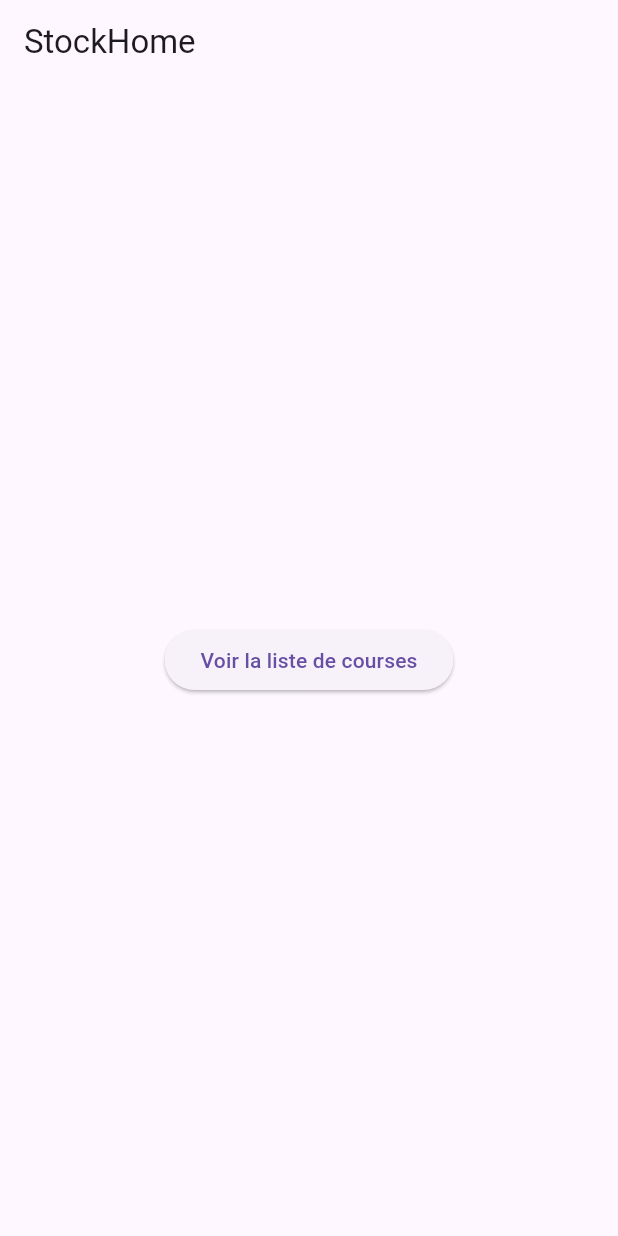
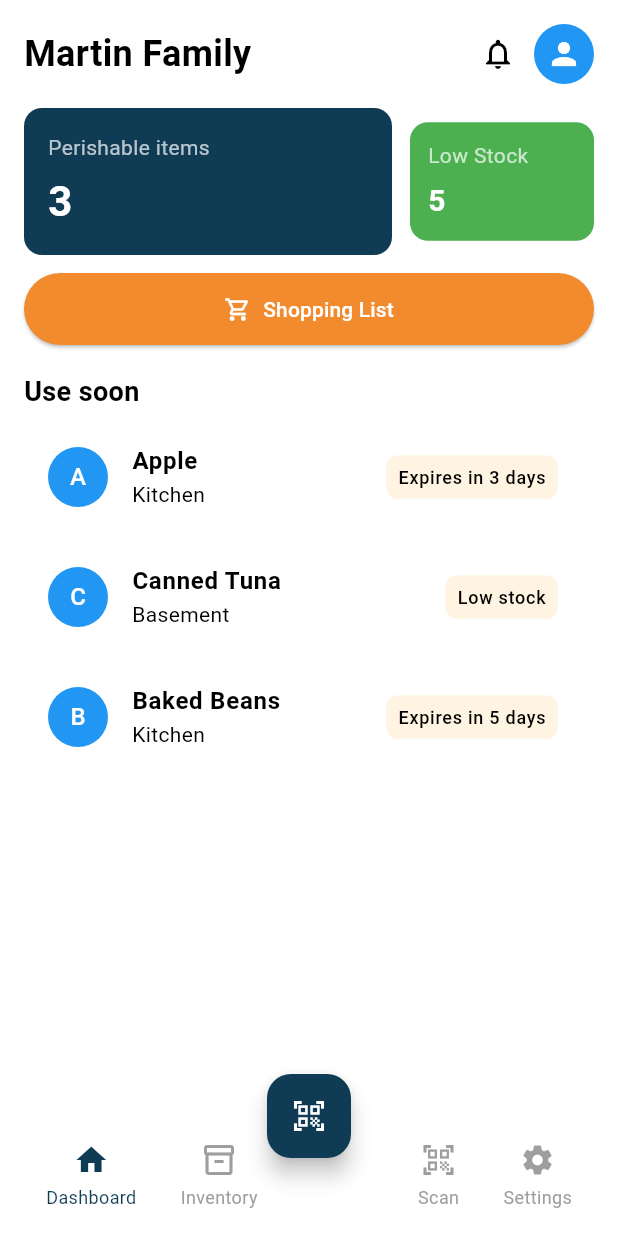
Before and after one commit to domosoftdev/StockMalin, a Flutter app: the screen it shows after launch, on a phone screen of 412 x 824 dp. Run offline on Flutter 3.47's test engine with Material 3 defaults, Android fonts, the phone set to English and light mode, and no system bars.

Commit message:
feat(ui): add dashboard, inventory, item detail, shopping list + sample data and provider

```diff
--- /dev/null
+++ b/analysis_options.yaml
@@ -0,0 +1 @@
+include: package:flutter_lints/flutter.yaml
--- /dev/null
+++ b/lib/data/sample_products.json
@@ -0,0 +1,38 @@
+[
+  {
+    "id": "p1",
+    "name": "Bread",
+    "location": "Kitchen",
+    "quantity": 1,
+    "total": 10,
+    "image": "",
+    "note": ""
+  },
+  {
+    "id": "p2",
+    "name": "Apple",
+    "location": "Kitchen",
+    "quantity": 5,
+    "total": 10,
+    "image": "",
+    "note": "Expires in 3 days"
+  },
+  {
+    "id": "p3",
+    "name": "Canned Tuna",
+    "location": "Basement",
+    "quantity": 1,
+    "total": 5,
+    "image": "",
+    "note": "Low stock"
+  },
+  {
+    "id": "p4",
+    "name": "Baked Beans",
+    "location": "Kitchen",
+    "quantity": 9,
+    "total": 500,
+    "image": "",
+    "note": "Expires in 5 days"
+  }
+]
--- a/lib/main.dart
+++ b/lib/main.dart
@@ -1,53 +1,42 @@
-import 'package:flutter/material.dart';
-import 'package:provider/provider.dart';
-import 'services/shopping_list_service.dart';
+import "package:flutter/material.dart";
+import "package:provider/provider.dart";
+import "providers/product_provider.dart";
+import "pages/dashboard_page.dart";
+import "pages/inventory_page.dart";
+import "pages/item_detail_page.dart";
+import "pages/shopping_list_page.dart";
 
 void main() {
-  runApp(
-    ChangeNotifierProvider(
-      create: (context) => ShoppingListService(),
-      child: const StockHomeApp(),
-    ),
-  );
+  runApp(const StockMalinApp());
 }
 
-class StockHomeApp extends StatelessWidget {
-  const StockHomeApp({super.key});
+class StockMalinApp extends StatelessWidget {
+  const StockMalinApp({Key? key}) : super(key: key);
 
   @override
   Widget build(BuildContext context) {
-    return MaterialApp(
-      title: 'StockHome',
-      theme: ThemeData(
-        primarySwatch: Colors.blue,
-        visualDensity: VisualDensity.adaptivePlatformDensity,
-      ),
-      home: const HomePage(),
-    );
-  }
-}
-
-import 'screens/shopping_list_page.dart';
-
-class HomePage extends StatelessWidget {
-  const HomePage({super.key});
-
-  @override
-  Widget build(BuildContext context) {
-    return Scaffold(
-      appBar: AppBar(
-        title: const Text('StockHome'),
-      ),
-      body: Center(
-        child: ElevatedButton(
-          onPressed: () {
-            Navigator.push(
-              context,
-              MaterialPageRoute(builder: (context) => const ShoppingListPage()),
-            );
-          },
-          child: const Text('Voir la liste de courses'),
+    return ChangeNotifierProvider(
+      create: (_) => ProductProvider()..loadSample(),
+      child: MaterialApp(
+        debugShowCheckedModeBanner: false,
+        title: "StockMalin",
+        theme: ThemeData(
+          primaryColor: const Color(0xFF0F3B54),
+          colorScheme: ColorScheme.fromSwatch().copyWith(secondary: const Color(0xFFF28A2E)),
         ),
+        initialRoute: "/",
+        routes: {
+          "/": (_) => const DashboardPage(),
+          "/inventory": (_) => const InventoryPage(),
+          "/shopping": (_) => const ShoppingListPage(),
+        },
+        onGenerateRoute: (settings) {
+          if (settings.name != null && settings.name!.startsWith("/item/")) {
+            final id = settings.name!.split("/").last;
+            return MaterialPageRoute(builder: (_) => ItemDetailPage(productId: id));
+          }
+          return null;
+        },
       ),
     );
   }
--- /dev/null
+++ b/lib/models/product.dart
@@ -0,0 +1,39 @@
+class Product {
+  final String id;
+  final String name;
+  final String location;
+  final int quantity;
+  final int total;
+  final String image;
+  final String note;
+
+  Product({
+    required this.id,
+    required this.name,
+    required this.location,
+    required this.quantity,
+    required this.total,
+    required this.image,
+    required this.note,
+  });
+
+  factory Product.fromJson(Map<String, dynamic> j) => Product(
+        id: j['id'] as String,
+        name: j['name'] as String,
+        location: j['location'] as String? ?? '',
+        quantity: (j['quantity'] as num).toInt(),
+        total: (j['total'] as num).toInt(),
+        image: j['image'] as String? ?? '',
+        note: j['note'] as String? ?? '',
+      );
+
+  Map<String, dynamic> toJson() => {
+        'id': id,
+        'name': name,
+        'location': location,
+        'quantity': quantity,
+        'total': total,
+        'image': image,
+        'note': note,
+      };
+}
--- /dev/null
+++ b/lib/pages/dashboard_page.dart
@@ -0,0 +1,136 @@
+import "package:flutter/material.dart";
+import "package:provider/provider.dart";
+import "../providers/product_provider.dart";
+
+class DashboardPage extends StatelessWidget {
+  const DashboardPage({Key? key}) : super(key: key);
+
+  static const Color navy = Color(0xFF0F3B54);
+  static const Color orange = Color(0xFFF28A2E);
+  static const Color paleYellow = Color(0xFFFFF4E1);
+  static const Color cardBg = Color(0xFFF6F8FA);
+
+  @override
+  Widget build(BuildContext context) {
+    final prov = Provider.of<ProductProvider>(context);
+    final items = prov.items;
+    final useSoon = items.where((p) => p.note.isNotEmpty).toList();
+    return Scaffold(
+      backgroundColor: Colors.white,
+      bottomNavigationBar: _buildBottomNav(context),
+      floatingActionButtonLocation: FloatingActionButtonLocation.centerDocked,
+      floatingActionButton: FloatingActionButton(
+        onPressed: () => Navigator.pushNamed(context, "/inventory"),
+        backgroundColor: navy,
+        child: const Icon(Icons.qr_code_scanner),
+      ),
+      body: SafeArea(
+        child: Padding(
+          padding: const EdgeInsets.symmetric(horizontal: 16.0, vertical: 12.0),
+          child: Column(crossAxisAlignment: CrossAxisAlignment.start, children: [
+            Row(children: [
+              const Expanded(child: Text("Martin Family", style: TextStyle(fontSize: 24, fontWeight: FontWeight.bold))),
+              IconButton(onPressed: () {}, icon: const Icon(Icons.notifications_none)),
+              const CircleAvatar(child: Icon(Icons.person))
+            ]),
+            const SizedBox(height: 12),
+            Row(children: [
+              Expanded(
+                flex: 2,
+                child: Container(
+                  padding: const EdgeInsets.all(16),
+                  decoration: BoxDecoration(color: navy, borderRadius: BorderRadius.circular(12)),
+                  child: Column(crossAxisAlignment: CrossAxisAlignment.start, children: const [
+                    Text("Perishable items", style: TextStyle(color: Colors.white70)),
+                    SizedBox(height: 6),
+                    Text("3", style: TextStyle(color: Colors.white, fontSize: 28, fontWeight: FontWeight.bold)),
+                  ]),
+                ),
+              ),
+              const SizedBox(width: 12),
+              Expanded(
+                child: Container(
+                  padding: const EdgeInsets.all(12),
+                  decoration: BoxDecoration(color: Colors.green, borderRadius: BorderRadius.circular(12)),
+                  child: Column(crossAxisAlignment: CrossAxisAlignment.start, children: const [
+                    Text("Low Stock", style: TextStyle(color: Colors.white70)),
+                    SizedBox(height: 6),
+                    Text("5", style: TextStyle(color: Colors.white, fontSize: 20, fontWeight: FontWeight.bold)),
+                  ]),
+                ),
+              )
+            ]),
+            const SizedBox(height: 12),
+            ElevatedButton(
+              style: ElevatedButton.styleFrom(backgroundColor: orange, padding: const EdgeInsets.symmetric(vertical: 14)),
+              onPressed: () => Navigator.pushNamed(context, "/shopping"),
+              child: const Row(mainAxisAlignment: MainAxisAlignment.center, children: [
+                Icon(Icons.shopping_cart_outlined, color: Colors.white),
+                SizedBox(width: 8),
+                Text("Shopping List", style: TextStyle(color: Colors.white))
+              ]),
+            ),
+            const SizedBox(height: 18),
+            const Text("Use soon", style: TextStyle(fontSize: 18, fontWeight: FontWeight.w600)),
+            const SizedBox(height: 8),
+            Expanded(
+              child: ListView.separated(
+                itemCount: useSoon.length,
+                separatorBuilder: (_, __) => const SizedBox(height: 8),
+                itemBuilder: (ctx, i) {
+                  final p = useSoon[i];
+                  return ListTile(
+                    leading: CircleAvatar(child: Text(p.name[0])),
+                    title: Text(p.name, style: const TextStyle(fontWeight: FontWeight.w600)),
+                    subtitle: Text(p.location),
+                    trailing: p.note.isNotEmpty
+                        ? Container(
+                            padding: const EdgeInsets.symmetric(horizontal: 8, vertical: 6),
+                            decoration: BoxDecoration(color: paleYellow, borderRadius: BorderRadius.circular(8)),
+                            child: Text(p.note, style: const TextStyle(fontSize: 12)),
+                          )
+                        : null,
+                    onTap: () => Navigator.pushNamed(context, "/item/${p.id}"),
+                  );
+                },
+              ),
+            )
+          ]),
+        ),
+      ),
+    );
+  }
+
+  Widget _buildBottomNav(BuildContext context) {
+    return BottomAppBar(
+      shape: const CircularNotchedRectangle(),
+      notchMargin: 8,
+      child: SizedBox(
+        height: 66,
+        child: Row(mainAxisAlignment: MainAxisAlignment.spaceAround, children: [
+          _NavItem(icon: Icons.home, label: "Dashboard", active: true),
+          _NavItem(icon: Icons.inventory_2_outlined, label: "Inventory", onTap: () => Navigator.pushNamed(context, "/inventory")),
+          const SizedBox(width: 48),
+          _NavItem(icon: Icons.qr_code_scanner, label: "Scan"),
+          _NavItem(icon: Icons.settings, label: "Settings"),
+        ]),
+      ),
+    );
+  }
+}
+
+class _NavItem extends StatelessWidget {
+  final IconData icon;
+  final String label;
+  final bool active;
+  final VoidCallback? onTap;
+  const _NavItem({Key? key, required this.icon, required this.label, this.active = false, this.onTap}) : super(key: key);
+  @override
+  Widget build(BuildContext context) {
+    final color = active ? DashboardPage.navy : Colors.grey.shade500;
+    return InkWell(
+      onTap: onTap,
+      child: Column(mainAxisSize: MainAxisSize.min, children: [Icon(icon, color: color), const SizedBox(height: 4), Text(label, style: TextStyle(color: color, fontSize: 12))]),
+    );
+  }
+}
--- /dev/null
+++ b/lib/providers/product_provider.dart
@@ -0,0 +1,44 @@
+import "dart:convert";
+import "package:flutter/services.dart";
+import "package:flutter/foundation.dart";
+import "../models/product.dart";
+
+class ProductProvider extends ChangeNotifier {
+  final List<Product> _items = [];
+  bool _loaded = false;
+
+  List<Product> get items => List.unmodifiable(_items);
+
+  Future<void> loadSample() async {
+    if (_loaded) return;
+    final s = await rootBundle.loadString("lib/data/sample_products.json");
+    final data = json.decode(s) as List<dynamic>;
+    _items.addAll(data.map((e) => Product.fromJson(e as Map<String, dynamic>)));
+    _loaded = true;
+    notifyListeners();
+  }
+
+  Product? findById(String id) => _items.firstWhere((p) => p.id == id, orElse: () => null);
+
+  void markConsumed(String id) {
+    final p = findById(id);
+    if (p != null) {
+      final idx = _items.indexOf(p);
+      final newQ = (p.quantity - 1).clamp(0, p.total);
+      _items[idx] = Product(
+        id: p.id,
+        name: p.name,
+        location: p.location,
+        quantity: newQ,
+        total: p.total,
+        image: p.image,
+        note: p.note,
+      );
+      notifyListeners();
+    }
+  }
+
+  void addToShoppingList(String id) {
+    notifyListeners();
+  }
+}
--- a/pubspec.yaml
+++ b/pubspec.yaml
@@ -21,3 +21,6 @@ dev_dependencies:
 
 flutter:
   uses-material-design: true
+
+  assets:
+    - lib/data/sample_products.json
```
Also changed, not shown: lib/pages/inventory_page.dart (added, +33 -0 lines), lib/pages/item_detail_page.dart (added, +40 -0 lines), lib/pages/shopping_list_page.dart (added, +36 -0 lines), pubspec.lock (added), 22 other files.
